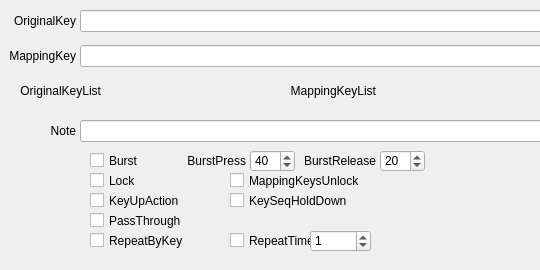
This is QKeyMapper/qitemsetupdialog.ui in Zalafina/QKeyMapper as Qt 5 draws it before an edit; both pictures show x 0 to 540 and y 0 to 270 of the 820 by 270 pixel window. The edited form follows.
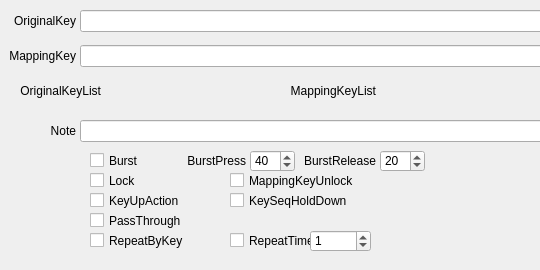
This is the edited form.

Commit message: Add MappingKeysUnlock for mappingkeys keyup to unlock part2.

```diff
--- a/QKeyMapper/qitemsetupdialog.ui
+++ b/QKeyMapper/qitemsetupdialog.ui
@@ -424,7 +424,7 @@
     <enum>Qt::NoFocus</enum>
    </property>
    <property name="text">
-    <string>MappingKeysUnlock</string>
+    <string>MappingKeyUnlock</string>
    </property>
    <property name="checked">
     <bool>false</bool>
```
Left out of the diff: 2 changed lines with no effect on the pictures. The commit also changes 9 other files.
